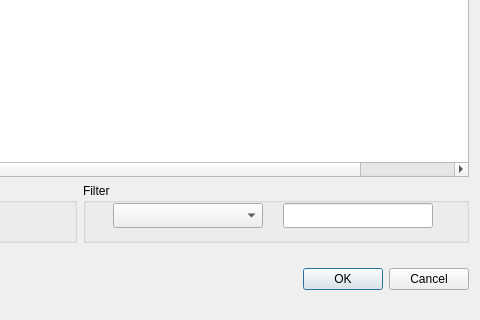
Above: Ui/Ui_NetworkScanningDialog.ui from zwj12/EbaraTool before the change; both pictures show x 320 to 800 and y 280 to 600 of the 800 by 600 pixel window. Below: the same form after it.
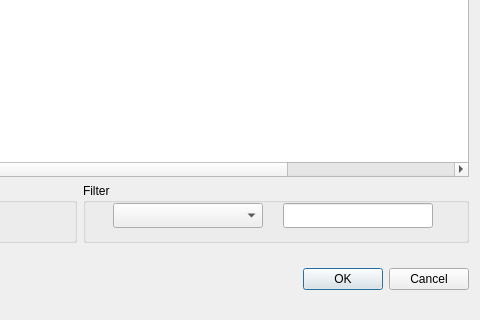
That is the form after the change. Icons and pictures are not drawn.

Patch:
```diff
--- a/Ui/Ui_NetworkScanningDialog.ui
+++ b/Ui/Ui_NetworkScanningDialog.ui
@@ -56,7 +56,7 @@
    <item row="1" column="0">
     <widget class="QTableWidget" name="tableWidget_controllerInfo">
      <property name="columnCount">
-      <number>8</number>
+      <number>9</number>
      </property>
      <attribute name="horizontalHeaderMinimumSectionSize">
       <number>31</number>
@@ -75,6 +75,7 @@
      <column/>
      <column/>
      <column/>
+     <column/>
     </widget>
    </item>
    <item row="2" column="0">
```
